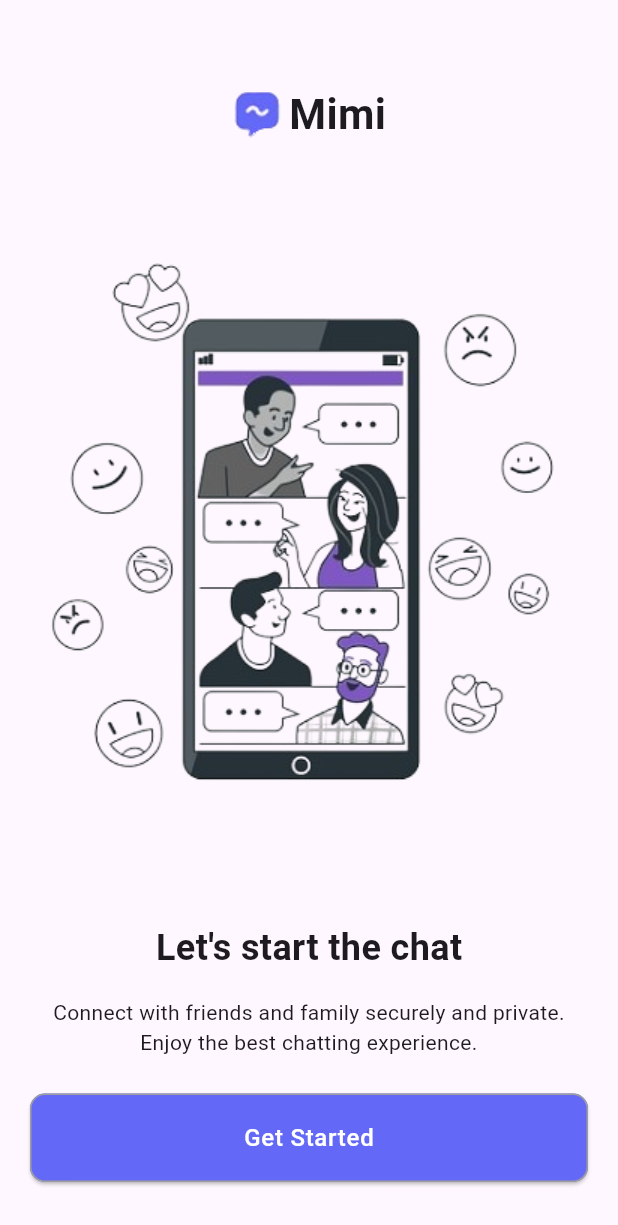
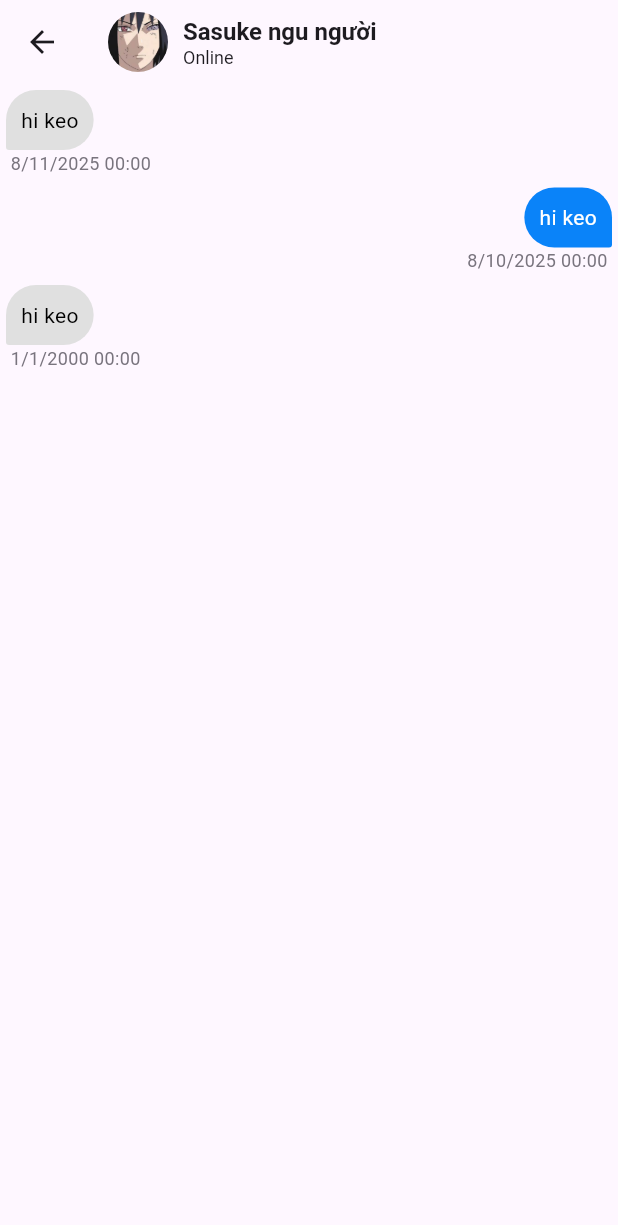
Before and after one commit to ninehcobra/chat_app, a Flutter app: the screen it shows after launch, on a phone screen of 412 x 824 dp. Shown: the top 1225 px of the screen. Run offline on Flutter 3.47's test engine with Material 3 defaults, Android fonts, the phone set to English and light mode, and no system bars; drawn by our look-alikes of toastification; our stand-ins replace country_code_picker.

Commit message:
feat: add chat screen

```diff
--- a/lib/main.dart
+++ b/lib/main.dart
@@ -17,7 +17,7 @@ class MyApp extends StatelessWidget {
         title: "Chat App",
         debugShowCheckedModeBanner: false,
         onGenerateRoute: AppRouter.generateRouter,
-        initialRoute: RouterConstants.onboarding,
+        initialRoute: RouterConstants.detailChat,
       ),
     );
   }
--- a/lib/src/common/constants/router.dart
+++ b/lib/src/common/constants/router.dart
@@ -2,4 +2,6 @@ class RouterConstants {
   static const String login = '/login';
   static const String onboarding = '/onboarding';
   static const String otp = '/otp';
+  static const String chat = '/chat';
+  static const String detailChat = '/detail_chat';
 }
--- /dev/null
+++ b/lib/src/common/widgets/chat_message.dart
@@ -0,0 +1,83 @@
+import 'package:chat_app/src/core/util/format_date.dart';
+import 'package:chat_app/src/data/models/message.dart';
+import 'package:flutter/material.dart';
+
+class ChatMessage extends StatefulWidget {
+  final MessageModel msg;
+  final String currentUser;
+  final bool isImage;
+
+  const ChatMessage(
+      {super.key,
+      required this.msg,
+      required this.currentUser,
+      required this.isImage});
+
+  @override
+  State<ChatMessage> createState() => _ChatMessageState();
+}
+
+class _ChatMessageState extends State<ChatMessage> {
+  @override
+  Widget build(BuildContext context) {
+    return Container(
+      padding: const EdgeInsets.all(4),
+      child: Row(
+        mainAxisAlignment: widget.msg.sender == widget.currentUser
+            ? MainAxisAlignment.end
+            : MainAxisAlignment.start,
+        children: [
+          Column(
+            crossAxisAlignment: widget.msg.sender == widget.currentUser
+                ? CrossAxisAlignment.end
+                : CrossAxisAlignment.start,
+            children: [
+              Row(
+                children: [
+                  Container(
+                    padding: const EdgeInsets.all(10),
+                    constraints: BoxConstraints(
+                        maxHeight: MediaQuery.of(context).size.width * 0.75),
+                    decoration: BoxDecoration(
+                      color: widget.msg.sender == widget.currentUser
+                          ? const Color(0xFF0A83F9)
+                          : Colors.grey[300],
+                      borderRadius: BorderRadius.only(
+                          bottomLeft: widget.msg.sender != widget.currentUser
+                              ? const Radius.circular(2)
+                              : const Radius.circular(20),
+                          bottomRight: widget.msg.sender == widget.currentUser
+                              ? const Radius.circular(2)
+                              : const Radius.circular(20),
+                          topLeft: const Radius.circular(20),
+                          topRight: const Radius.circular(20)),
+                    ),
+                    child: Text(
+                      widget.msg.message,
+                      style: TextStyle(
+                          color: widget.msg.sender == widget.currentUser
+                              ? Colors.white
+                              : Colors.black),
+                    ),
+                  )
+                ],
+              ),
+              Row(
+                children: [
+                  Container(
+                      margin: const EdgeInsets.symmetric(horizontal: 3),
+                      child: Text(
+                        (formatDate(widget.msg.timestamp)),
+                        style: TextStyle(
+                            fontSize: 12,
+                            color: Theme.of(context).colorScheme.outline),
+                      ))
+                ],
+              )
+            ],
+          )
+        ],
+      ),
+    );
+  }
+}
--- a/lib/src/core/configs/assets/images.dart
+++ b/lib/src/core/configs/assets/images.dart
@@ -2,4 +2,8 @@ class AppImages {
   static const String path = 'assets/images/';
   static const String logo = '${path}chat-app-logo.png';
   static const String background = '${path}chat-app-background.png';
+
+  // avatar
+  static const String avatar1 = '${path}avatar1.jpg';
+  static const String avatar2 = '${path}avatar2.jpg';
 }
--- a/lib/src/core/configs/router/router.dart
+++ b/lib/src/core/configs/router/router.dart
@@ -2,6 +2,8 @@ import 'package:chat_app/src/common/constants/router.dart';
 import 'package:chat_app/src/presentation/auth/screens/login.dart';
 import 'package:chat_app/src/presentation/auth/screens/onboarding.dart';
 import 'package:chat_app/src/presentation/auth/screens/otp.dart';
+import 'package:chat_app/src/presentation/chat/pages/chat.dart';
+import 'package:chat_app/src/presentation/chat/pages/detail_chat.dart';
 import 'package:flutter/material.dart';
 
 class AppRouter {
@@ -18,6 +20,11 @@ class AppRouter {
             builder: (context) => OtpScreen(
                   phoneNumber: phoneNumber ?? '',
                 ));
+      case RouterConstants.chat:
+        return MaterialPageRoute(builder: (context) => const ChatScreen());
+      case RouterConstants.detailChat:
+        return MaterialPageRoute(
+            builder: (context) => const DetailChatScreen());
       default:
         return MaterialPageRoute(
             builder: (context) => const OnBoardingScreen());
--- /dev/null
+++ b/lib/src/core/util/format_date.dart
@@ -0,0 +1,19 @@
+String formatDate(DateTime date) {
+  // if today
+  if (date.day == DateTime.now().day &&
+      date.month == DateTime.now().month &&
+      date.year == DateTime.now().year) {
+    // Today 10:50
+    return 'Today ${date.hour > 9 ? date.hour : '0${date.hour}'}:${date.minute > 9 ? date.minute : '0${date.minute}'}';
+  }
+
+  // if yesterday
+  if (date.day == DateTime.now().day - 1 &&
+      date.month == DateTime.now().month &&
+      date.year == DateTime.now().year) {
+    // Yesterday 10:50
+    return 'Yesterday ${date.hour > 9 ? date.hour : '0${date.hour}'}:${date.minute > 9 ? date.minute : '0${date.minute}'}';
+  }
+//  10/01/2024 10:50
+  return '${date.day}/${date.month}/${date.year} ${date.hour > 9 ? date.hour : '0${date.hour}'}:${date.minute > 9 ? date.minute : '0${date.minute}'}';
+}
--- /dev/null
+++ b/lib/src/data/models/message.dart
@@ -0,0 +1,19 @@
+class MessageModel {
+  final String message;
+  final String sender;
+  final String receiver;
+  final String messageId;
+  final DateTime timestamp;
+  final bool isSeenByReceiver;
+  final bool? isImage;
+
+  MessageModel({
+    required this.message,
+    required this.sender,
+    required this.receiver,
+    required this.messageId,
+    required this.timestamp,
+    required this.isSeenByReceiver,
+    this.isImage,
+  });
+}
--- a/lib/src/presentation/auth/screens/login.dart
+++ b/lib/src/presentation/auth/screens/login.dart
@@ -13,7 +13,7 @@ class LoginScreen extends StatefulWidget {
 }
 
 class _LoginScreenState extends State<LoginScreen> {
-  TextEditingController _phoneNumberController = TextEditingController();
+  final TextEditingController _phoneNumberController = TextEditingController();
 
   @override
   Widget build(BuildContext context) {
--- a/lib/src/presentation/auth/screens/otp.dart
+++ b/lib/src/presentation/auth/screens/otp.dart
@@ -1,6 +1,5 @@
 import 'dart:async';
 
-import 'package:chat_app/src/common/constants/router.dart';
 import 'package:chat_app/src/common/widgets/custom_button.dart';
 import 'package:flutter/material.dart';
 import 'package:flutter/services.dart';
@@ -23,6 +22,7 @@ class _OtpScreenState extends State<OtpScreen> {
   late final _pin3 = TextEditingController();
   late final _pin4 = TextEditingController();
 
+  // ignore: unused_field
   Timer? _timer;
   int _secondsRemaining = 120; // 2 minutes
 
--- /dev/null
+++ b/lib/src/presentation/chat/pages/detail_chat.dart
@@ -0,0 +1,77 @@
+import 'package:chat_app/src/common/widgets/chat_message.dart';
+import 'package:chat_app/src/core/configs/assets/images.dart';
+import 'package:chat_app/src/data/models/message.dart';
+import 'package:flutter/material.dart';
+
+class DetailChatScreen extends StatefulWidget {
+  const DetailChatScreen({super.key});
+
+  @override
+  State<DetailChatScreen> createState() => _DetailChatScreenState();
+}
+
+class _DetailChatScreenState extends State<DetailChatScreen> {
+  List messages = [
+    MessageModel(
+        message: "hi keo",
+        sender: "201",
+        receiver: "202",
+        messageId: "12312311",
+        timestamp: DateTime(2024, 23, 8),
+        isSeenByReceiver: false),
+    MessageModel(
+        message: "hi keo",
+        sender: "202",
+        receiver: "201",
+        messageId: "12312311",
+        timestamp: DateTime(2024, 22, 8),
+        isSeenByReceiver: false),
+    MessageModel(
+        message: "hi keo",
+        sender: "201",
+        receiver: "202",
+        messageId: "12312311",
+        timestamp: DateTime(2000),
+        isSeenByReceiver: false)
+  ];
+
+  @override
+  Widget build(BuildContext context) {
+    return Scaffold(
+      appBar: AppBar(
+        title: Row(
+          crossAxisAlignment: CrossAxisAlignment.center,
+          children: [
+            Container(
+              margin: const EdgeInsets.only(right: 10),
+              child: ClipRRect(
+                borderRadius: BorderRadius.circular(100),
+                child: Image.asset(AppImages.avatar2,
+                    height: 40, width: 40, fit: BoxFit.cover),
+              ),
+            ),
+            const Column(
+              crossAxisAlignment: CrossAxisAlignment.start,
+              children: [
+                Text(
+                  "Sasuke ngu người",
+                  style: TextStyle(fontSize: 16, fontWeight: FontWeight.bold),
+                ),
+                Text(
+                  "Online",
+                  style: TextStyle(fontSize: 12),
+                )
+              ],
+            ),
+          ],
+        ),
+      ),
+      body: ListView.builder(
+          itemCount: messages.length,
+          itemBuilder: (context, index) {
+            return ChatMessage(
+                msg: messages[index], currentUser: "202", isImage: false);
+          }),
+    );
+  }
+}
```
Also changed, not shown: lib/src/presentation/chat/pages/chat.dart (added, +99 -0 lines), assets/images/avatar1.jpg (added), assets/images/avatar2.jpg (added), 1 other file.
